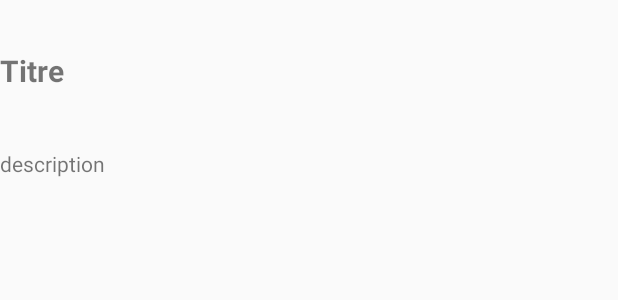
After one commit to a2coligny/MonAppliYoutube, an Android app: the layout vlist.xml on its own in the app's theme, with its tools: preview values and no code run, on a phone screen of 412 x 824 dp. The commit adds this screen. Shown: the top 300 px of the screen. Run offline under Robolectric (Android 15) with nearby library versions, the phone set to English and light mode, and no system bars; network calls fail.

Commit message:
Update de mon application
- Mise en place du design
- liaison de la recherche avec la listView

```diff
--- a/app/build.gradle
+++ b/app/build.gradle
@@ -28,5 +28,6 @@ dependencies {
     compile 'com.android.support:recyclerview-v7:25.2.0'
     compile 'com.android.volley:volley:1.0.0'
     compile 'com.google.code.gson:gson:2.8.0'
+    compile 'com.squareup.picasso:picasso:2.5.2'
     testCompile 'junit:junit:4.12'
 }
--- a/app/src/main/AndroidManifest.xml
+++ b/app/src/main/AndroidManifest.xml
@@ -14,14 +14,14 @@
         android:label="@string/app_name"
         android:supportsRtl="true"
         android:theme="@style/AppTheme">
-        <activity android:name=".ResultActivity">
+        <activity android:name=".MainActivity">
             <intent-filter>
                 <action android:name="android.intent.action.MAIN" />
 
                 <category android:name="android.intent.category.LAUNCHER" />
             </intent-filter>
         </activity>
-        <activity android:name=".Play"></activity>
+        <!--activity android:name=".Play"></activity -->
     </application>
 
 </manifest>
--- a/app/src/main/res/layout/activity_main.xml
+++ b/app/src/main/res/layout/activity_main.xml
@@ -9,7 +9,7 @@
     android:paddingLeft="@dimen/activity_horizontal_margin"
     android:paddingRight="@dimen/activity_horizontal_margin"
     android:paddingTop="@dimen/activity_vertical_margin"
-    tools:context="fr.esilv.s8.td6_rouaultdecoligny.ResultActivity">
+    tools:context="fr.esilv.s8.td6_rouaultdecoligny.MainActivity">
 
     <EditText
         android:layout_width="match_parent"
@@ -17,7 +17,7 @@
         android:id="@+id/search"/>
 
     <ListView
-        android:id="@+id/listView"
+        android:id="@+id/list"
         android:layout_width="wrap_content"
         android:layout_height="wrap_content"
         android:layout_below="@+id/search"
@@ -26,7 +26,7 @@
         android:layout_marginTop="80dp" />
 
     <Button
-        android:text="Button"
+        android:text="Rechercher"
         android:layout_width="wrap_content"
         android:layout_height="wrap_content"
         android:layout_below="@+id/search"
--- /dev/null
+++ b/app/src/main/res/layout/vlist.xml
@@ -0,0 +1,33 @@
+<?xml version="1.0" encoding="utf-8"?>
+<LinearLayout xmlns:android="http://schemas.android.com/apk/res/android"
+    android:orientation="vertical" android:layout_width="match_parent"
+    android:layout_height="match_parent"
+    android:weightSum="1">
+
+    <TextView
+        android:text="Titre"
+        android:layout_width="match_parent"
+        android:layout_height="wrap_content"
+        android:id="@+id/titre"
+        android:layout_weight="0.06"
+        android:textSize="20sp"
+        android:textStyle="bold"
+        android:layout_marginTop="33dp"
+        />
+
+    <TextView
+        android:id="@+id/description"
+        android:layout_width="match_parent"
+        android:layout_height="wrap_content"
+        android:text="description"
+        />
+
+
+    <ImageView
+        android:layout_width="120dp"
+        android:layout_height="90dp"
+        android:layout_centerVertical="true"
+        android:id="@+id/image"
+        />
+
+</LinearLayout>
--- a/app/src/main/res/values/colors.xml
+++ b/app/src/main/res/values/colors.xml
@@ -1,6 +1,6 @@
 <?xml version="1.0" encoding="utf-8"?>
 <resources>
-    <color name="colorPrimary">#B254C4</color>
-    <color name="colorPrimaryDark">#6F7272</color>
+    <color name="colorPrimary">#e52d27</color>
+    <color name="colorPrimaryDark">#e52d27</color>
     <color name="colorAccent">#FF4081</color>
 </resources>
```
Also changed, not shown: app/src/main/java/adapters/Cell_resultAdapter.java (+50 -19 lines), app/src/main/java/fr/esilv/s8/td6_rouaultdecoligny/MainActivity.java (+63 -10 lines), app/src/main/java/fr/esilv/s8/td6_rouaultdecoligny/Play.java (+4 -3 lines), app/src/main/java/fr/esilv/s8/td6_rouaultdecoligny/ResultActivity.java (+18 -7 lines), 2 other files.
